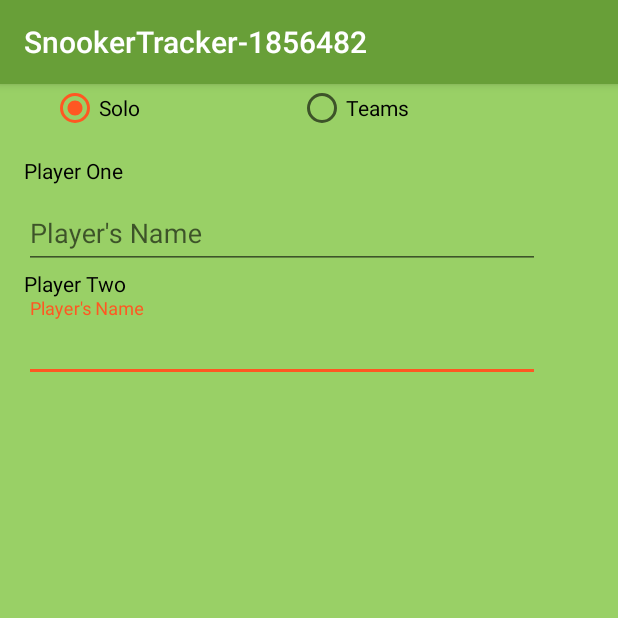
After one commit to BogdanSerban95/SnookerScoreKeeper, an Android app: the GameSetupActivity screen opened directly, with no data from a screen before it, on a phone screen of 412 x 824 dp, the top half of it. The commit adds this screen. Run offline under Robolectric (Android 15) with nearby library versions, the light colour scheme and no system bars.

Commit message:
-wip start game procedure

```diff
--- a/app/build.gradle
+++ b/app/build.gradle
@@ -26,4 +26,5 @@ dependencies {
     testImplementation 'junit:junit:4.12'
     androidTestImplementation 'com.android.support.test:runner:1.0.1'
     androidTestImplementation 'com.android.support.test.espresso:espresso-core:3.0.1'
+    compile 'com.android.support:design:26.1.0'
 }
--- a/app/src/main/AndroidManifest.xml
+++ b/app/src/main/AndroidManifest.xml
@@ -9,14 +9,15 @@
         android:roundIcon="@mipmap/ic_launcher_round"
         android:supportsRtl="true"
         android:theme="@style/GrassTheme">
-        <activity android:name=".SplashScreen">
+        <activity android:name=".activities.SplashScreen">
             <intent-filter>
                 <action android:name="android.intent.action.MAIN" />
 
                 <category android:name="android.intent.category.LAUNCHER" />
             </intent-filter>
         </activity>
-        <activity android:name=".MenuActivity"></activity>
+        <activity android:name=".activities.MenuActivity" />
+        <activity android:name=".activities.GameSetupActivity"></activity>
     </application>
 
 </manifest>
--- /dev/null
+++ b/app/src/main/java/com/example/serba/snookertracker_1856482/activities/GameSetupActivity.java
@@ -0,0 +1,37 @@
+package com.example.serba.snookertracker_1856482.activities;
+
+import android.support.v7.app.AppCompatActivity;
+import android.os.Bundle;
+import android.view.View;
+import android.widget.RadioButton;
+import android.widget.RadioGroup;
+import android.widget.Toast;
+
+import com.example.serba.snookertracker_1856482.R;
+
+public class GameSetupActivity extends AppCompatActivity {
+
+    @Override
+    protected void onCreate(Bundle savedInstanceState) {
+        super.onCreate(savedInstanceState);
+        setContentView(R.layout.activity_game_setup);
+        final View solo_layout = findViewById(R.id.solo_constraint_layout);
+        final View team_layout = findViewById(R.id.teams_constraint_layout);
+        RadioGroup gameTypeGroup = findViewById(R.id.game_type_radio_group);
+
+
+        gameTypeGroup.setOnCheckedChangeListener(new RadioGroup.OnCheckedChangeListener() {
+            @Override
+            public void onCheckedChanged(RadioGroup radioGroup, int i) {
+                if (i == R.id.solo_radio_button) {
+                    solo_layout.setVisibility(View.VISIBLE);
+                    team_layout.setVisibility(View.GONE);
+                } else if (i == R.id.team_radio_button) {
+                    solo_layout.setVisibility(View.GONE);
+                    team_layout.setVisibility(View.VISIBLE);
+
+                }
+            }
+        });
+    }
+}
--- a/app/src/main/java/com/example/serba/snookertracker_1856482/SplashScreen.java
+++ b/app/src/main/java/com/example/serba/snookertracker_1856482/activities/SplashScreen.java
@@ -1,10 +1,13 @@
-package com.example.serba.snookertracker_1856482;
+package com.example.serba.snookertracker_1856482.activities;
 
 import android.content.Intent;
 import android.os.Handler;
 import android.support.v7.app.AppCompatActivity;
 import android.os.Bundle;
 import android.util.Log;
+
+import com.example.serba.snookertracker_1856482.R;
+import com.example.serba.snookertracker_1856482.models.ThemeUtils;
 
 public class SplashScreen extends AppCompatActivity {
 
--- a/app/src/main/java/com/example/serba/snookertracker_1856482/SettingsDialog.java
+++ b/app/src/main/java/com/example/serba/snookertracker_1856482/dialogs/SettingsDialog.java
@@ -1,4 +1,4 @@
-package com.example.serba.snookertracker_1856482;
+package com.example.serba.snookertracker_1856482.dialogs;
 
 
 import android.os.Bundle;
@@ -8,6 +8,8 @@ import android.view.LayoutInflater;
 import android.view.View;
 import android.view.ViewGroup;
 import android.widget.Spinner;
+
+import com.example.serba.snookertracker_1856482.R;
 
 
 /**
--- a/app/src/main/java/com/example/serba/snookertracker_1856482/SettingsDialogListener.java
+++ b/app/src/main/java/com/example/serba/snookertracker_1856482/dialogs/SettingsDialogListener.java
@@ -1,4 +1,4 @@
-package com.example.serba.snookertracker_1856482;
+package com.example.serba.snookertracker_1856482.dialogs;
 
 /**
  * Created by serba on 02/02/2018.
--- a/app/src/main/java/com/example/serba/snookertracker_1856482/ThemeUtils.java
+++ b/app/src/main/java/com/example/serba/snookertracker_1856482/models/ThemeUtils.java
@@ -1,4 +1,4 @@
-package com.example.serba.snookertracker_1856482;
+package com.example.serba.snookertracker_1856482.models;
 
 import android.app.Activity;
 import android.content.Context;
--- /dev/null
+++ b/app/src/main/res/layout/activity_game_setup.xml
@@ -0,0 +1,211 @@
+<?xml version="1.0" encoding="utf-8"?>
+<android.support.constraint.ConstraintLayout xmlns:android="http://schemas.android.com/apk/res/android"
+    xmlns:app="http://schemas.android.com/apk/res-auto"
+    xmlns:tools="http://schemas.android.com/tools"
+    android:layout_width="match_parent"
+    android:layout_height="match_parent"
+    tools:context="com.example.serba.snookertracker_1856482.activities.GameSetupActivity"
+    tools:layout_editor_absoluteY="81dp">
+
+    <RadioGroup
+        android:id="@+id/game_type_radio_group"
+        android:layout_width="344dp"
+        android:layout_height="wrap_content"
+        android:layout_marginEnd="8dp"
+        android:layout_marginStart="8dp"
+        android:orientation="horizontal"
+        app:layout_constraintEnd_toEndOf="parent"
+        app:layout_constraintStart_toStartOf="parent"
+        app:layout_constraintTop_toTopOf="parent">
+
+        <RadioButton
+            android:id="@+id/solo_radio_button"
+            android:layout_width="wrap_content"
+            android:layout_height="wrap_content"
+            android:layout_weight="1"
+            android:checked="true"
+            android:text="@string/solo" />
+
+        <RadioButton
+            android:id="@+id/team_radio_button"
+            android:layout_width="wrap_content"
+            android:layout_height="wrap_content"
+            android:layout_weight="1"
+            android:text="@string/teams" />
+    </RadioGroup>
+
+    <android.support.constraint.ConstraintLayout
+        android:id="@+id/solo_constraint_layout"
+        android:layout_width="0dp"
+        android:layout_height="wrap_content"
+        android:layout_marginEnd="8dp"
+        android:layout_marginStart="8dp"
+        android:layout_marginTop="8dp"
+        android:visibility="visible"
+        app:layout_constraintEnd_toEndOf="parent"
+        app:layout_constraintStart_toStartOf="parent"
+        app:layout_constraintTop_toBottomOf="@+id/game_type_radio_group">
+
+        <android.support.design.widget.TextInputLayout
+            android:id="@+id/textInputLayout1"
+            android:layout_width="344dp"
+            android:layout_height="wrap_content"
+            android:layout_marginEnd="8dp"
+            android:layout_marginStart="8dp"
+            app:layout_constraintDimensionRatio="w,1:1"
+            app:layout_constraintEnd_toEndOf="parent"
+            app:layout_constraintHorizontal_bias="0.0"
+            app:layout_constraintStart_toStartOf="parent"
+            app:layout_constraintTop_toBottomOf="@+id/textView7">
+
+            <android.support.design.widget.TextInputEditText
+                android:id="@+id/player_two_text_input"
+                android:layout_width="match_parent"
+                android:layout_height="wrap_content"
+                android:hint="@string/players_name" />
+
+        </android.support.design.widget.TextInputLayout>
+
+
+        <android.support.design.widget.TextInputLayout
+            android:id="@+id/textInputLayout2"
+            android:layout_width="344dp"
+            android:layout_height="wrap_content"
+            android:layout_marginEnd="8dp"
+            android:layout_marginStart="8dp"
+            app:layout_constraintDimensionRatio="w,1:1"
+            app:layout_constraintEnd_toEndOf="parent"
+            app:layout_constraintHorizontal_bias="0.0"
+            app:layout_constraintStart_toStartOf="parent"
+            app:layout_constraintTop_toBottomOf="@+id/textView6">
+
+            <android.support.design.widget.TextInputEditText
+                android:id="@+id/player_one_text_input"
+                android:layout_width="match_parent"
+                android:layout_height="wrap_content"
+                android:hint="@string/players_name" />
+
+        </android.support.design.widget.TextInputLayout>
+
+        <TextView
+            android:id="@+id/textView6"
+            android:layout_width="wrap_content"
+            android:layout_height="wrap_content"
+            android:layout_marginStart="8dp"
+            android:layout_marginTop="8dp"
+            android:text="@string/player_one"
+            android:visibility="visible"
+            app:layout_constraintStart_toStartOf="parent"
+            app:layout_constraintTop_toTopOf="parent" />
+
+        <TextView
+            android:id="@+id/textView7"
+            android:layout_width="wrap_content"
+            android:layout_height="wrap_content"
+            android:layout_marginStart="8dp"
+            android:text="@string/player_two"
+            app:layout_constraintStart_toStartOf="parent"
+            app:layout_constraintTop_toBottomOf="@+id/textInputLayout2" />
+    </android.support.constraint.ConstraintLayout>
+
+    <android.support.constraint.ConstraintLayout
+        android:id="@+id/teams_constraint_layout"
+        android:layout_width="0dp"
+        android:layout_height="wrap_content"
+        android:layout_marginEnd="8dp"
+        android:layout_marginStart="8dp"
+        android:layout_marginTop="8dp"
+        android:visibility="gone"
+        app:layout_constraintEnd_toEndOf="parent"
+        app:layout_constraintStart_toStartOf="parent"
+        app:layout_constraintTop_toBottomOf="@+id/game_type_radio_group">
+
+        <TextView
+            android:id="@+id/textView13"
+            android:layout_width="wrap_content"
+            android:layout_height="wrap_content"
+            android:layout_marginStart="8dp"
+            android:text="@string/second_team"
+            app:layout_constraintStart_toStartOf="parent"
+            app:layout_constraintTop_toBottomOf="@+id/textInputLayout4" />
+
+        <android.support.design.widget.TextInputLayout
+            android:id="@+id/textInputLayout5"
+            android:layout_width="0dp"
+            android:layout_height="wrap_content"
+            android:layout_marginEnd="8dp"
+            android:layout_marginStart="8dp"
+            android:layout_marginTop="8dp"
+            app:layout_constraintEnd_toEndOf="parent"
+            app:layout_constraintStart_toStartOf="parent"
+            app:layout_constraintTop_toBottomOf="@+id/textView13">
+
+            <android.support.design.widget.TextInputEditText
+                android:layout_width="match_parent"
+                android:layout_height="wrap_content"
+                android:hint="@string/players_name" />
+        </android.support.design.widget.TextInputLayout>
+
+        <TextView
+            android:id="@+id/textView9"
+            android:layout_width="wrap_content"
+            android:layout_height="wrap_content"
+            android:layout_marginStart="8dp"
+            android:layout_marginTop="8dp"
+            android:text="@string/first_team"
+            app:layout_constraintStart_toStartOf="parent"
+            app:layout_constraintTop_toTopOf="parent" />
+
+        <android.support.design.widget.TextInputLayout
+            android:id="@+id/textInputLayout3"
+            android:layout_width="0dp"
+            android:layout_height="wrap_content"
+            android:layout_marginEnd="8dp"
+            android:layout_marginStart="8dp"
+            android:layout_marginTop="8dp"
+            app:layout_constraintEnd_toEndOf="parent"
+            app:layout_constraintStart_toStartOf="parent"
+            app:layout_constraintTop_toBottomOf="@+id/textView9">
+
+            <android.support.design.widget.TextInputEditText
+                android:layout_width="match_parent"
+                android:layout_height="46dp"
+                android:hint="@string/players_name" />
+        </android.support.design.widget.TextInputLayout>
+
+        <android.support.design.widget.TextInputLayout
+            android:id="@+id/textInputLayout4"
+            android:layout_width="0dp"
+            android:layout_height="wrap_content"
+            android:layout_marginEnd="8dp"
+            android:layout_marginStart="8dp"
+            android:layout_marginTop="8dp"
+            app:layout_constraintEnd_toEndOf="parent"
+            app:layout_constraintStart_toStartOf="parent"
+            app:layout_constraintTop_toBottomOf="@+id/textInputLayout3">
+
+            <android.support.design.widget.TextInputEditText
+                android:layout_width="match_parent"
+                android:layout_height="wrap_content"
+                android:hint="@string/players_name" />
+        </android.support.design.widget.TextInputLayout>
+
+        <android.support.design.widget.TextInputLayout
+            android:layout_width="0dp"
+            android:layout_height="wrap_content"
+            android:layout_marginEnd="8dp"
+            android:layout_marginStart="8dp"
+            android:layout_marginTop="8dp"
+            app:layout_constraintEnd_toEndOf="parent"
+            app:layout_constraintStart_toStartOf="parent"
+            app:layout_constraintTop_toBottomOf="@+id/textInputLayout5">
+
+            <android.support.design.widget.TextInputEditText
+                android:layout_width="match_parent"
+                android:layout_height="wrap_content"
+                android:hint="@string/players_name" />
+        </android.support.design.widget.TextInputLayout>
+    </android.support.constraint.ConstraintLayout>
+
+
+</android.support.constraint.ConstraintLayout>
--- a/app/src/main/res/layout/activity_menu.xml
+++ b/app/src/main/res/layout/activity_menu.xml
@@ -4,7 +4,7 @@
     xmlns:tools="http://schemas.android.com/tools"
     android:layout_width="match_parent"
     android:layout_height="match_parent"
-    tools:context="com.example.serba.snookertracker_1856482.MenuActivity">
+    tools:context="com.example.serba.snookertracker_1856482.activities.MenuActivity">
 
     <include
         android:id="@+id/include"
--- a/app/src/main/res/layout/activity_splash_screen.xml
+++ b/app/src/main/res/layout/activity_splash_screen.xml
@@ -4,7 +4,7 @@
     xmlns:tools="http://schemas.android.com/tools"
     android:layout_width="match_parent"
     android:layout_height="match_parent"
-    tools:context="com.example.serba.snookertracker_1856482.SplashScreen">
+    tools:context="com.example.serba.snookertracker_1856482.activities.SplashScreen">
 
     <include
         android:id="@+id/include2"
--- a/app/src/main/res/layout/fragment_settings_dialog.xml
+++ b/app/src/main/res/layout/fragment_settings_dialog.xml
@@ -4,7 +4,7 @@
     android:layout_width="250dp"
     android:layout_height="wrap_content"
     android:padding="@dimen/screenMarginRight"
-    tools:context="com.example.serba.snookertracker_1856482.SettingsDialog"
+    tools:context="com.example.serba.snookertracker_1856482.dialogs.SettingsDialog"
     tools:layout_editor_absoluteY="81dp">
 
     <TextView
--- a/app/src/main/res/values/strings.xml
+++ b/app/src/main/res/values/strings.xml
@@ -11,6 +11,13 @@
     <string name="app_theme">App theme:</string>
     <string name="change_theme">Change Theme</string>
     <string name="theme_changed">Theme was successfuly changed!</string>
+    <string name="solo">Solo</string>
+    <string name="teams">Teams</string>
+    <string name="player_one">Player One</string>
+    <string name="players_name">Player\'s Name</string>
+    <string name="player_two">Player Two</string>
+    <string name="first_team">First Team</string>
+    <string name="second_team">Second Team</string>
 
     <string-array name="themes">
         <item>Grass</item>
```
Also changed, not shown: app/src/main/java/com/example/serba/snookertracker_1856482/activities/MenuActivity.java (renamed from app/src/main/java/com/example/serba/snookertracker_1856482/MenuActivity.java, +15 -3 lines), app/src/main/java/com/example/serba/snookertracker_1856482/models/APlayer.java (added, +26 -0 lines), app/src/main/java/com/example/serba/snookertracker_1856482/models/EmptyValueException.java (added, +11 -0 lines), app/src/main/java/com/example/serba/snookertracker_1856482/models/FrameManager.java (added, +32 -0 lines), app/src/main/java/com/example/serba/snookertracker_1856482/models/SnookerBalls.java (added, +25 -0 lines), app/src/main/java/com/example/serba/snookertracker_1856482/models/SoloPlayer.java (added, +41 -0 lines), app/src/main/java/com/example/serba/snookertracker_1856482/models/TeamPlayer.java (added, +50 -0 lines).
